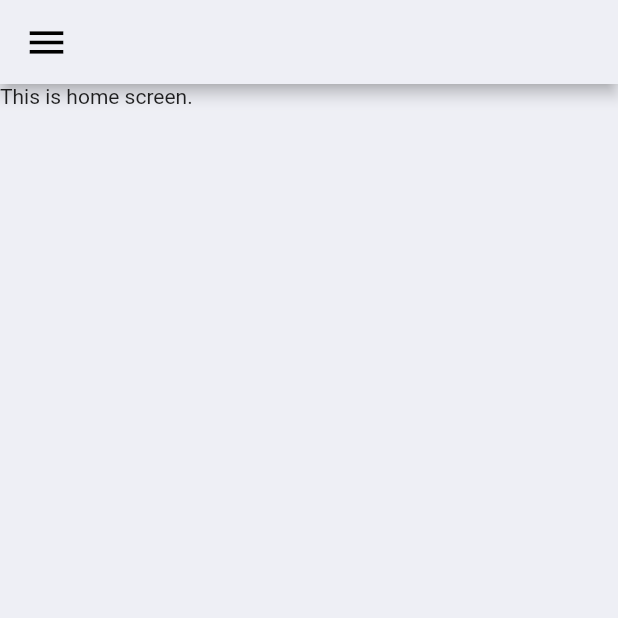
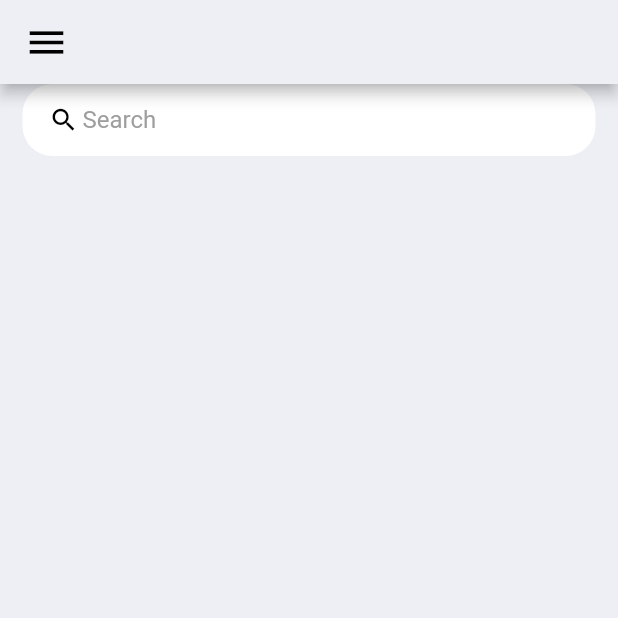
Before and after one commit to 7beat/Flutter, a Flutter app: the screen it shows after launch, on a phone screen of 412 x 824 dp, the top half of it. Run offline on Flutter 3.47's test engine with Material 2 defaults, Android fonts, the phone set to English and light mode, and no system bars.

Commit message:
Added search box

```diff
--- a/lib/screens/home.dart
+++ b/lib/screens/home.dart
@@ -10,7 +10,35 @@ class Home extends StatelessWidget {
       backgroundColor: tdBGColor,
       appBar: _buildAppBar(),
       body: Container(
-        child: Text('This is home screen.'),
+        padding: EdgeInsets.symmetric(horizontal: 15),
+        child: Column(
+          children: [
+            Container(
+              padding:  EdgeInsets.symmetric(horizontal: 15),
+              decoration: BoxDecoration(
+                color: Colors.white,
+                borderRadius: BorderRadius.circular(20)
+              ),
+              child: TextField(
+                decoration: InputDecoration(
+                  contentPadding: EdgeInsets.all(0),
+                  prefixIcon: Icon(
+                      Icons.search,
+                      color: Colors.black,
+                      size: 20
+                  ),
+                  prefixIconConstraints: BoxConstraints(
+                      maxHeight: 20,
+                      minWidth: 25
+                  ),
+                  border: InputBorder.none,
+                  hintText: 'Search',
+                  hintStyle: TextStyle(color: Colors.grey)
+                ),
+              ),
+            )
+          ],
+        ),
       ),
     );
     //throw UnimplementedError();
```
